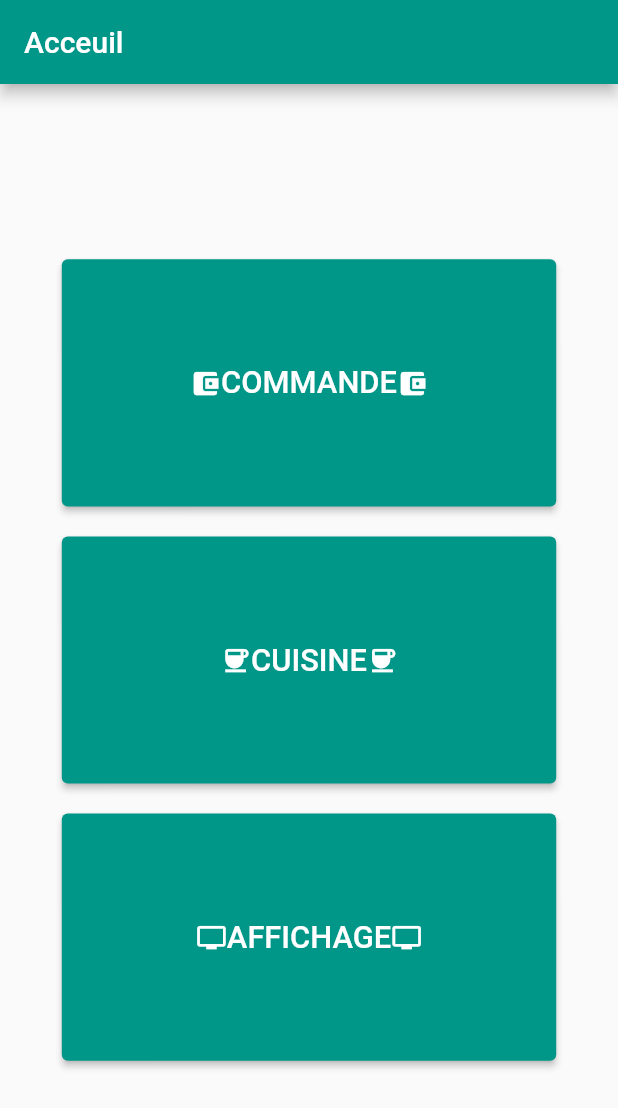
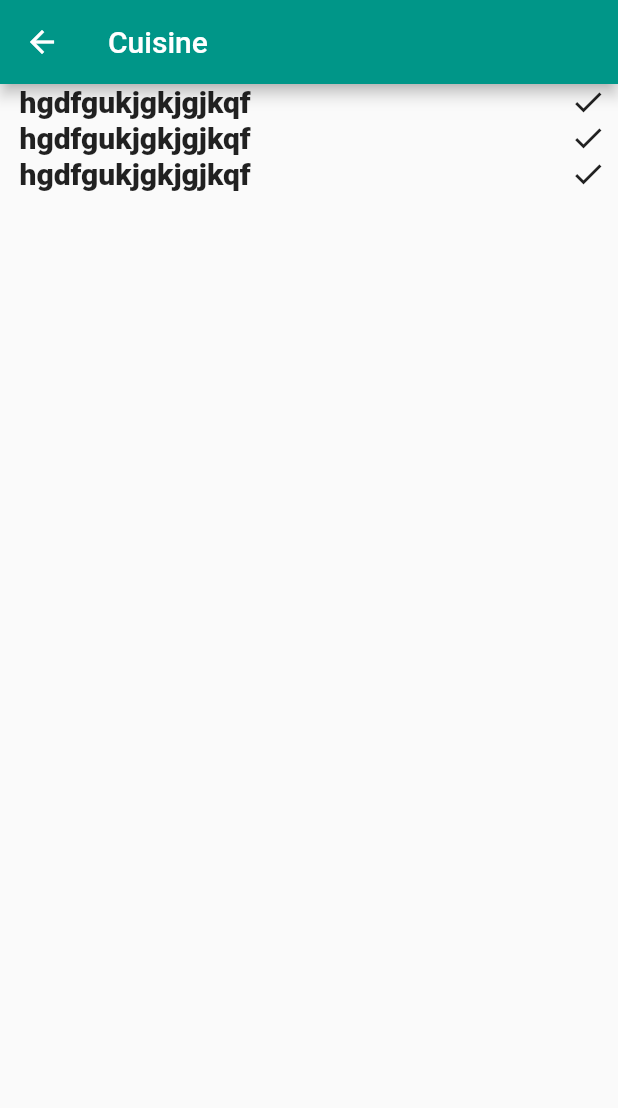
Before and after one commit to DESMENICO/bar_commande, a Flutter app: the Reception screen opened directly, after a tap on "CUISINE", on a phone screen of 412 x 824 dp. Shown: the top 1108 px of the screen. Run offline on Flutter 3.47's test engine with Material 2 defaults, Android fonts, the phone set to English and light mode, and no system bars.

Commit message:
KitchenPage debut

```diff
--- a/lib/models/order.dart
+++ b/lib/models/order.dart
@@ -4,7 +4,7 @@ import 'item.dart';
 class Order{
   var uuid = const Uuid();
   String  _id = '';
-  String _customer ="";
+  String _customer ="hgdfgukjgkjgjkqf";
   String _sellerId;
   String? _waiterDrinkId;
   String? _waiterFoodId;
--- /dev/null
+++ b/lib/models/order_list.dart
@@ -0,0 +1,13 @@
+import 'order.dart';
+
+class OrderList{
+  final List<Order> _commandes = <Order>[];
+
+  OrderList(){
+    _commandes.add(Order("Mathis"));
+    _commandes.add(Order("Thibaut"));
+    _commandes.add(Order("Nicolas"));
+  }
+
+    List<Order> get commandesList => _commandes;
+}
--- /dev/null
+++ b/lib/pages/kitchen_page.dart
@@ -0,0 +1,92 @@
+import 'package:flutter/material.dart';
+import '../models/item.dart';
+import '../models/order.dart';
+import '../models/order_list.dart';
+
+OrderList commandes = OrderList();
+
+class KitchenPage extends StatelessWidget {
+  const KitchenPage({super.key});
+  @override
+  Widget build(BuildContext context) {
+    return Scaffold(
+      appBar: AppBar(title: const Text("Cuisine")),
+      body: Column(children: [
+        const OrderListWidget()
+      ]),
+    );
+  }
+}
+
+class OrderListWidget extends StatefulWidget {
+  const OrderListWidget({super.key});
+
+  @override
+  State<OrderListWidget> createState() => _OrderListWidgetState();
+}
+
+class _OrderListWidgetState extends State<OrderListWidget> {
+  @override
+  Widget build(BuildContext context) {
+    return ListView.builder(
+        shrinkWrap: true,
+        itemCount: commandes.commandesList.length,
+        itemBuilder: (context, int index) {
+          return OrderWidget(commandes.commandesList[index]);
+        });
+  }
+}
+
+class OrderWidget extends StatefulWidget {
+  Order order;
+
+  OrderWidget(this.order, {super.key});
+
+  @override
+  State<OrderWidget> createState() => _OrderWidgetState(order);
+}
+
+class _OrderWidgetState extends State<OrderWidget> {
+  Order order;
+  _OrderWidgetState(this.order);
+
+  @override
+  Widget build(BuildContext context) {
+    return Padding(
+      padding: const EdgeInsets.symmetric(horizontal: 8.0),
+      child: Row(
+        mainAxisAlignment: MainAxisAlignment.spaceBetween,
+        children: [
+          Column(
+            crossAxisAlignment: CrossAxisAlignment.start,
+            children: [
+              Padding(
+                padding: const EdgeInsets.only(left: 5.0),
+                child: Text(
+                  order.customer,
+                  style: const TextStyle(
+                    fontSize: 20,
+                    fontWeight: FontWeight.w900,
+                  ),
+                ),
+              )
+            ],
+          ),
+          Row(
+            crossAxisAlignment: CrossAxisAlignment.start,
+            children: [
+              const Icon(Icons.check),
+              /*Text(
+                order.customer,
+                style: const TextStyle(
+                  fontSize: 20,
+                  fontWeight: FontWeight.w900,
+                ),
+              )*/
+            ],
+          ),
+        ],
+      ),
+    );
+  }
+}
--- a/lib/pages/reception_page.dart
+++ b/lib/pages/reception_page.dart
@@ -1,4 +1,5 @@
 import 'package:bar_commande/pages/order_page.dart';
+import 'package:bar_commande/pages/kitchen_page.dart';
 import 'package:flutter/material.dart';
 
 class Reception extends StatelessWidget{
@@ -53,7 +54,12 @@ class Reception extends StatelessWidget{
                     width: MediaQuery.of(context).size.width * 0.8,
                     height: MediaQuery.of(context).size.height * 0.2,
                     child: ElevatedButton(
-                      onPressed: () {},
+                      onPressed: () async {
+                var response = await Navigator.of(context).push(
+                  MaterialPageRoute(
+                    builder: (context) => const KitchenPage(),
+                  ),);
+                  },
                       child:  Row(
                         mainAxisAlignment: MainAxisAlignment.center,
                         children: [
```
